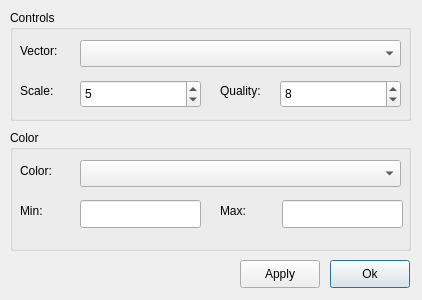
Qt form ElmerGUI/vtkpost/vector.ui (tehnick/elmerfem) before a commit.
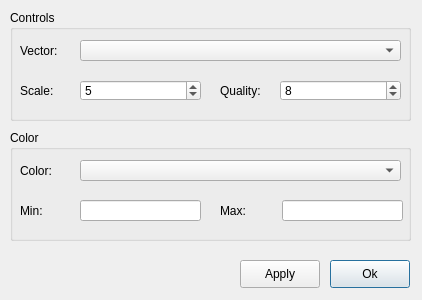
The same form after that commit. Icons and pictures are not drawn.

Commit message: ElmerGUI: Updated the user interface forms for vtk widget"

The edit to the form file:
```diff
--- a/ElmerGUI/vtkpost/vector.ui
+++ b/ElmerGUI/vtkpost/vector.ui
@@ -62,7 +62,7 @@
       <x>70</x>
       <y>30</y>
       <width>321</width>
-      <height>27</height>
+      <height>21</height>
      </rect>
     </property>
    </widget>
@@ -85,7 +85,7 @@
       <x>70</x>
       <y>70</y>
       <width>121</width>
-      <height>28</height>
+      <height>21</height>
      </rect>
     </property>
     <property name="minimum" >
@@ -117,7 +117,7 @@
       <x>270</x>
       <y>70</y>
       <width>121</width>
-      <height>28</height>
+      <height>21</height>
      </rect>
     </property>
     <property name="minimum" >
@@ -147,7 +147,7 @@
      <x>10</x>
      <y>130</y>
      <width>401</width>
-     <height>121</height>
+     <height>111</height>
     </rect>
    </property>
    <property name="title" >
@@ -159,7 +159,7 @@
       <x>70</x>
       <y>30</y>
       <width>321</width>
-      <height>27</height>
+      <height>21</height>
      </rect>
     </property>
    </widget>
@@ -182,7 +182,7 @@
       <x>70</x>
       <y>70</y>
       <width>121</width>
-      <height>28</height>
+      <height>21</height>
      </rect>
     </property>
    </widget>
@@ -192,7 +192,7 @@
       <x>272</x>
       <y>70</y>
       <width>121</width>
-      <height>28</height>
+      <height>21</height>
      </rect>
     </property>
    </widget>
```
